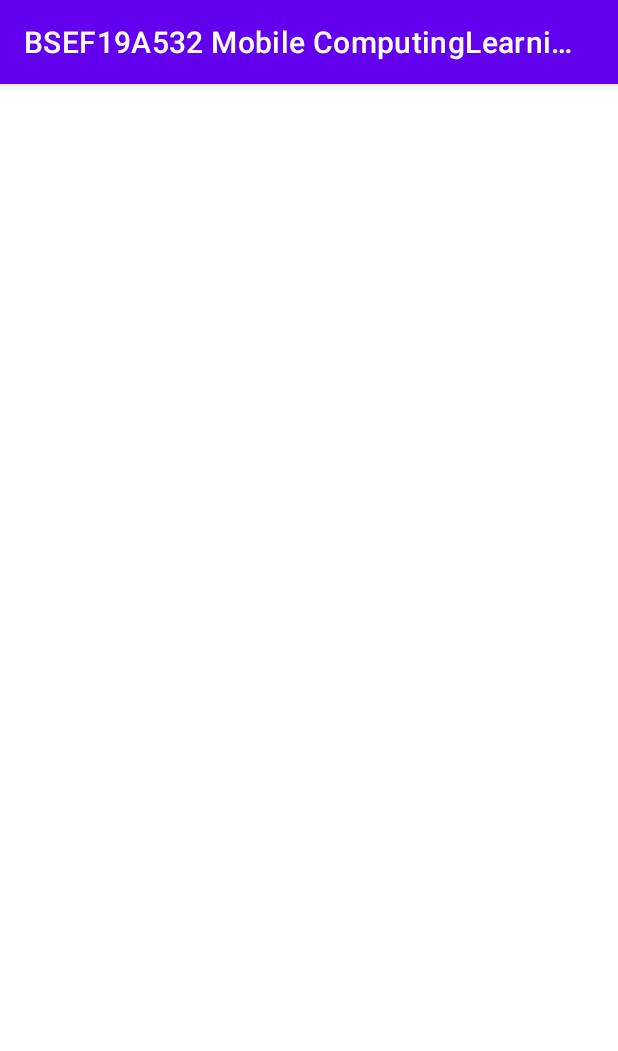
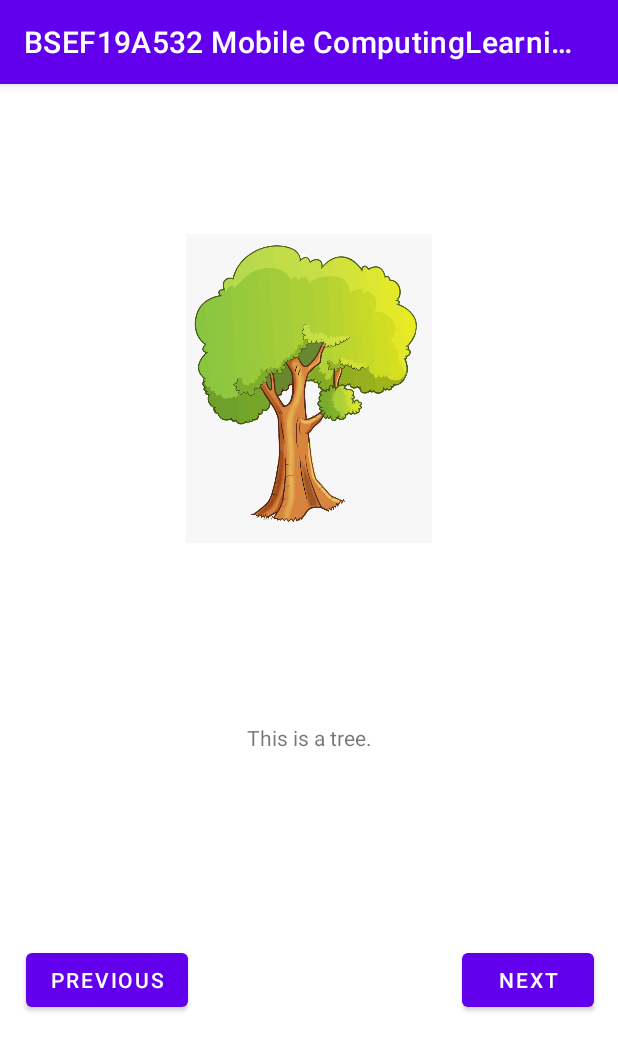
Before and after one commit to BSEF19A532/BSEF19A532-Mobile-Computing-Learning-And-Teaching-App, an Android app: the Learning screen opened directly, with no data from a screen before it, on a phone screen of 412 x 824 dp. Shown: the top 1051 px of the screen. Run offline under Robolectric (Android 15) with nearby library versions, the phone set to English and light mode, and no system bars.

Commit message:
Added new images

```diff
--- a/app/src/main/java/com/example/bsef19a532mobilecomputinglearningandteachingapp/Learning.java
+++ b/app/src/main/java/com/example/bsef19a532mobilecomputinglearningandteachingapp/Learning.java
@@ -2,13 +2,37 @@ package com.example.bsef19a532mobilecomputinglearningandteachingapp;
 
 import androidx.appcompat.app.AppCompatActivity;
 
+import android.graphics.drawable.Drawable;
 import android.os.Bundle;
+import android.widget.Button;
+import android.widget.ImageView;
+import android.widget.TextView;
 
 public class Learning extends AppCompatActivity {
+
+    int current_index;
+    int[] images = {
+            R.drawable.tree,
+            R.drawable.fire,
+            R.drawable.water,
+            R.drawable.rock,
+    };
+    String[] contents = {
+            "This is a tree",
+            "This is fire",
+            "This is a water",
+            "This is a stone"
+    };
+    ImageView img;
+    TextView txt;
+    Button btn_next;
+    Button btn_prev;
 
     @Override
     protected void onCreate(Bundle savedInstanceState) {
         super.onCreate(savedInstanceState);
         setContentView(R.layout.activity_learning);
+
+
     }
 }
--- a/app/src/main/res/layout/activity_learning.xml
+++ b/app/src/main/res/layout/activity_learning.xml
@@ -6,4 +6,44 @@
     android:layout_height="match_parent"
     tools:context=".Learning">
 
+    <ImageView
+        android:id="@+id/image_learning"
+        android:layout_width="164dp"
+        android:layout_height="406dp"
+        app:layout_constraintEnd_toEndOf="parent"
+        app:layout_constraintStart_toStartOf="parent"
+        app:layout_constraintTop_toTopOf="parent"
+        app:srcCompat="@drawable/tree" />
+
+    <TextView
+        android:id="@+id/learning_text"
+        android:layout_width="wrap_content"
+        android:layout_height="wrap_content"
+        android:layout_marginTop="20dp"
+        android:text="This is a tree."
+        app:layout_constraintEnd_toEndOf="parent"
+        app:layout_constraintStart_toStartOf="parent"
+        app:layout_constraintTop_toBottomOf="@+id/image_learning" />
+
+    <Button
+        android:id="@+id/btn_prev"
+        android:layout_width="wrap_content"
+        android:layout_height="wrap_content"
+        android:layout_marginStart="17dp"
+        android:layout_marginTop="76dp"
+        android:layout_marginBottom="75dp"
+        android:text="@string/previous"
+        app:layout_constraintBottom_toBottomOf="parent"
+        app:layout_constraintStart_toStartOf="parent"
+        app:layout_constraintTop_toTopOf="@+id/learning_text" />
+
+    <Button
+        android:id="@+id/btn_next"
+        android:layout_width="wrap_content"
+        android:layout_height="wrap_content"
+        android:layout_marginEnd="16dp"
+        android:text="@string/next"
+        app:layout_constraintBottom_toBottomOf="@+id/btn_prev"
+        app:layout_constraintEnd_toEndOf="parent"
+        app:layout_constraintTop_toTopOf="@+id/btn_prev" />
 </androidx.constraintlayout.widget.ConstraintLayout>
```
Also changed, not shown: app/src/main/res/drawable-v24/fire.jpg (added), app/src/main/res/drawable-v24/rock.png (added), app/src/main/res/drawable-v24/tree.png (added), app/src/main/res/drawable-v24/water.jpg (added).
